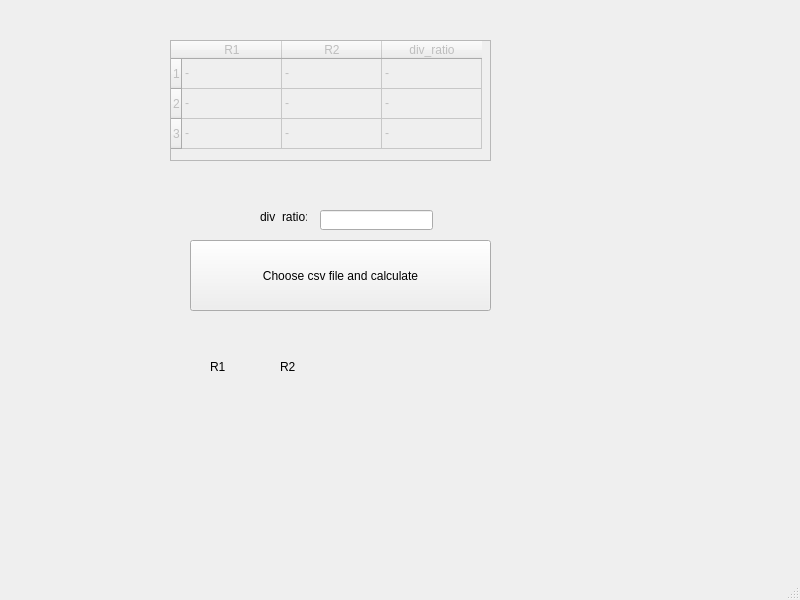
Before: the Qt Designer form resistors_calculator.ui in 997volt/resistors_calculator, drawn with Qt 5.
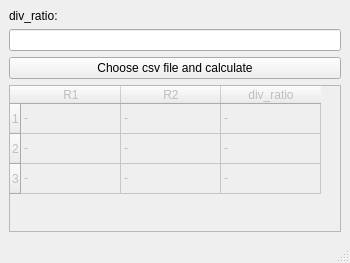
After: the same form once the commit is applied.

Commit message: complete basic functionality and ui

```diff
--- a/resistors_calculator.ui
+++ b/resistors_calculator.ui
@@ -6,91 +6,41 @@
    <rect>
     <x>0</x>
     <y>0</y>
-    <width>800</width>
-    <height>600</height>
+    <width>350</width>
+    <height>263</height>
    </rect>
   </property>
   <property name="windowTitle">
    <string>Resistors_Calculator</string>
   </property>
   <widget class="QWidget" name="centralwidget">
-   <widget class="QPushButton" name="calculate_pushButton">
-    <property name="geometry">
-     <rect>
-      <x>190</x>
-      <y>240</y>
-      <width>301</width>
-      <height>71</height>
-     </rect>
-    </property>
-    <property name="text">
-     <string>Choose csv file and calculate</string>
-    </property>
-   </widget>
-   <widget class="QLineEdit" name="divider_lineEdit">
-    <property name="geometry">
-     <rect>
-      <x>320</x>
-      <y>210</y>
-      <width>113</width>
-      <height>20</height>
-     </rect>
-    </property>
-    <property name="text">
-     <string/>
-    </property>
-   </widget>
+   <layout class="QVBoxLayout" name="verticalLayout">
+    <item>
    <widget class="QLabel" name="divider_label">
-    <property name="geometry">
-     <rect>
-      <x>260</x>
-      <y>210</y>
-      <width>47</width>
-      <height>13</height>
-     </rect>
-    </property>
     <property name="text">
      <string>div_ratio:</string>
     </property>
    </widget>
-   <widget class="QLabel" name="R1_label">
-    <property name="geometry">
-     <rect>
-      <x>210</x>
-      <y>360</y>
-      <width>47</width>
-      <height>13</height>
-     </rect>
-    </property>
+    </item>
+    <item>
+     <widget class="QLineEdit" name="divider_lineEdit">
     <property name="text">
-     <string>R1</string>
-    </property>
-   </widget>
-   <widget class="QLabel" name="R2_label">
-    <property name="geometry">
-     <rect>
-      <x>280</x>
-      <y>360</y>
-      <width>47</width>
-      <height>13</height>
-     </rect>
-    </property>
+       <string/>
+      </property>
+     </widget>
+    </item>
+    <item>
+     <widget class="QPushButton" name="calculate_pushButton">
     <property name="text">
-     <string>R2</string>
-    </property>
-   </widget>
+       <string>Choose csv file and calculate</string>
+      </property>
+     </widget>
+    </item>
+    <item>
    <widget class="QTableWidget" name="resistors_tableWidget">
     <property name="enabled">
      <bool>false</bool>
     </property>
-    <property name="geometry">
-     <rect>
-      <x>170</x>
-      <y>40</y>
-      <width>321</width>
-      <height>121</height>
-     </rect>
-    </property>
     <row>
      <property name="text">
       <string>1</string>
@@ -167,6 +117,8 @@
      </property>
     </item>
    </widget>
+    </item>
+   </layout>
   </widget>
   <widget class="QMenuBar" name="menubar">
    <property name="geometry">
```
Left out of the diff: 2 changed lines with no effect on the pictures. Lines whose indentation alone changed are shown as unchanged. The commit also changes 4 other files.
